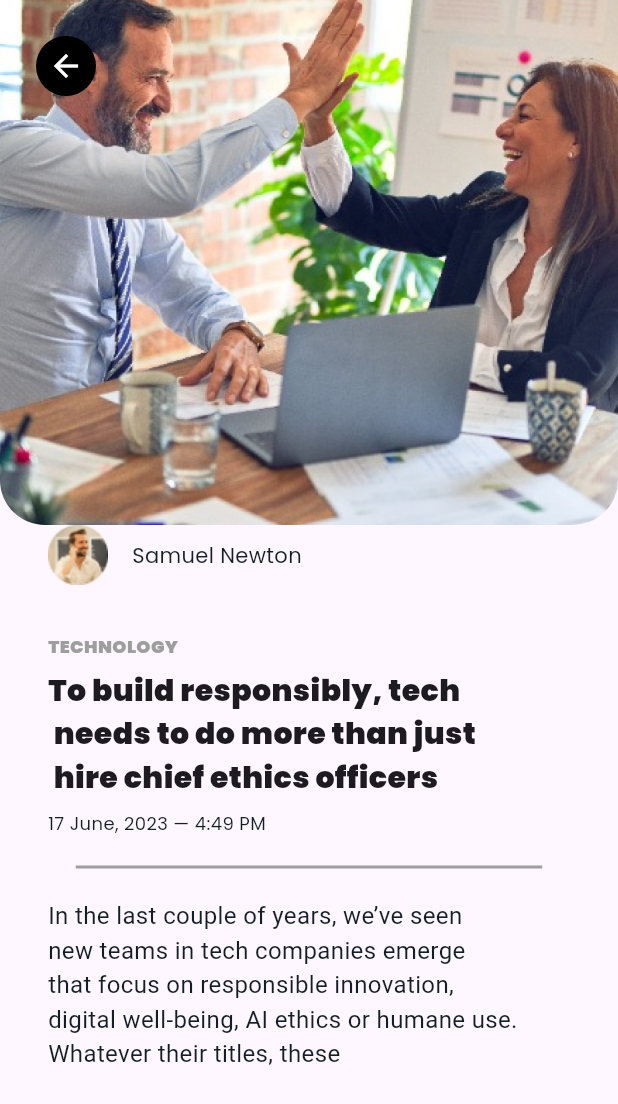
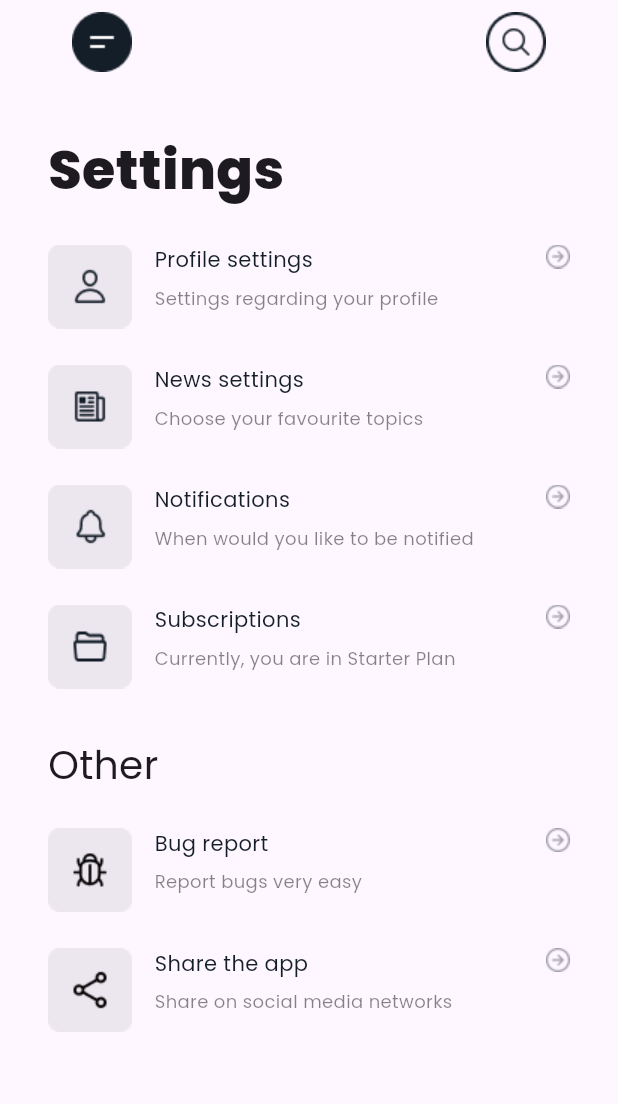
Before and after one commit to rakenputra/BootcampFlutter, a Flutter app: the screen it shows after launch, on a phone screen of 412 x 824 dp. Shown: the top 1104 px of the screen. Run offline on Flutter 3.47's test engine with Material 3 defaults, Android fonts, the phone set to English and light mode, and no system bars; our stand-ins replace google_fonts.

Commit message:
input quiz2

```diff
--- a/Tugas-8/news_app/lib/main.dart
+++ b/Tugas-8/news_app/lib/main.dart
@@ -1,6 +1,7 @@
 import 'package:flutter/material.dart';
 import 'package:news_app/news.dart';
 import 'package:news_app/home.dart';
+import 'package:news_app/quiz2.dart';
 import 'GetStartedPage.dart';
 import 'home.dart';
 
@@ -15,7 +16,7 @@ class MyApp extends StatelessWidget {
   Widget build(BuildContext context) {
     return MaterialApp(
       title: 'News App',
-      home: const Newspage(),
+      home: const ProfilePage(),
     );
   }
 }
--- /dev/null
+++ b/Tugas-8/news_app/lib/quiz2.dart
@@ -0,0 +1,153 @@
+import 'package:flutter/material.dart';
+import 'package:google_fonts/google_fonts.dart';
+
+class ProfileSettingItem extends StatelessWidget {
+final String imagepath;
+final String title;
+final String desc;
+
+ ProfileSettingItem({
+  required this.imagepath,
+  required this.title,
+  required this.desc,
+ });
+
+  @override
+  Widget build(BuildContext context) {
+    return Padding(
+      padding:EdgeInsets.only(top:24),
+      child: Row(
+        crossAxisAlignment: CrossAxisAlignment.start,
+        children: [
+          Image.asset(imagepath),
+          SizedBox(width: 15),
+          Column(
+            crossAxisAlignment: CrossAxisAlignment.start,
+            children: [
+              Text(
+                title,
+                style: GoogleFonts.poppins(
+                  fontSize: 14,
+                  fontWeight: FontWeight.w400,
+                  color: Color(0xff141E28)
+                )
+                ),
+              SizedBox(height: 7,),
+              Text(
+                desc,
+                style: GoogleFonts.poppins(
+                  fontSize: 12,
+                  fontWeight: FontWeight.w400,
+                  color: Colors.black.withOpacity(0.48)
+                ),
+              )
+            ],
+          ),
+          Spacer(),
+          Padding(
+            padding: const EdgeInsets.only(right: 32),
+            child: Image.asset(
+              'assets/icons/arrow_forward.png'
+            ),
+          )
+        ]
+      )
+      );
+  }
+}
+
+class ProfilePage extends StatelessWidget {
+  const ProfilePage({super.key});
+
+  @override
+  Widget build(BuildContext context) {
+    return Scaffold(
+       appBar: AppBar(
+        title: Row(
+          children: [
+            Padding(
+              padding: EdgeInsets.only(left:32),
+              child: Center(
+                child: Container(
+                  width: 40,
+                  height: 40,
+                  child: Image.asset(
+                    'assets/icons/Menu_Icon.png',
+                    fit: BoxFit.cover,
+                  )
+                ),
+              ) ,
+            ),
+            Spacer(),
+            Padding(
+              padding:EdgeInsets.only(right: 32),
+              child: Center(
+                child: Container(
+                  width: 40,
+                  height: 40,
+                  child: Image.asset(
+                    'assets/icons/Search_Icon.png',
+                    fit: BoxFit.cover
+                  )
+                ),
+              ),
+              )
+          ],
+        ),
+       ),
+       body: Padding(
+         padding: const EdgeInsets.only(top: 32, left: 32),
+         child: Column(
+          crossAxisAlignment: CrossAxisAlignment.start,
+          children: [
+            Text(
+              'Settings',
+              style: GoogleFonts.poppins(
+                fontSize: 36,
+                fontWeight: FontWeight.w800
+              )
+            ),
+            ProfileSettingItem(
+              imagepath: ('assets/icons/profile.png'),
+              title: ('Profile settings'),
+              desc: ('Settings regarding your profile'),
+            ),
+            ProfileSettingItem(
+              imagepath: ('assets/icons/news.png'),
+              title: ('News settings'),
+              desc: ('Choose your favourite topics'),
+            ),
+            ProfileSettingItem(
+              imagepath: ('assets/icons/bell.png'),
+              title: ('Notifications'),
+              desc: ('When would you like to be notified'),
+            ),
+            ProfileSettingItem(
+              imagepath: ('assets/icons/folder.png'),
+              title: ('Subscriptions'),
+              desc: ('Currently, you are in Starter Plan'),
+            ),
+            SizedBox(height: 32),
+            Text(
+              'Other',
+              style: GoogleFonts.poppins(
+                fontSize: 26,
+                fontWeight: FontWeight.w400,
+              ),
+            ),
+            ProfileSettingItem(
+              imagepath: ('assets/icons/bug.png'),
+              title: ('Bug report'),
+              desc: ('Report bugs very easy'),
+            ),
+            ProfileSettingItem(
+              imagepath: ('assets/icons/share_app.png'),
+              title: ('Share the app'),
+              desc: ('Share on social media networks'),
+            ),
+          ],
+         ),
+       ),
+    );
+  }
+}
```
Also changed, not shown: Tugas-8/news_app/lib/GetStartedPage.dart (+7 -1 lines), Tugas-8/news_app/lib/bottom_navigation.dart (added, +53 -0 lines), Tugas-8/news_app/lib/home.dart (+70 -24 lines), Tugas-8/news_app/lib/search.dart (added, +14 -0 lines), Tugas-8/news_app/lib/settings.dart (added, +32 -0 lines), Tugas-8/news_app/assets/icons/Menu_Icon.png (added), Tugas-8/news_app/assets/icons/Search_Icon.png (added), Tugas-8/news_app/assets/icons/arrow_forward.png (added), Tugas-8/news_app/assets/icons/bell.png (added), Tugas-8/news_app/assets/icons/bug.png (added), Tugas-8/news_app/assets/icons/folder.png (added), Tugas-8/news_app/assets/icons/news.png (added), Tugas-8/news_app/assets/icons/profile.png (added), Tugas-8/news_app/assets/icons/share_app.png (added).
